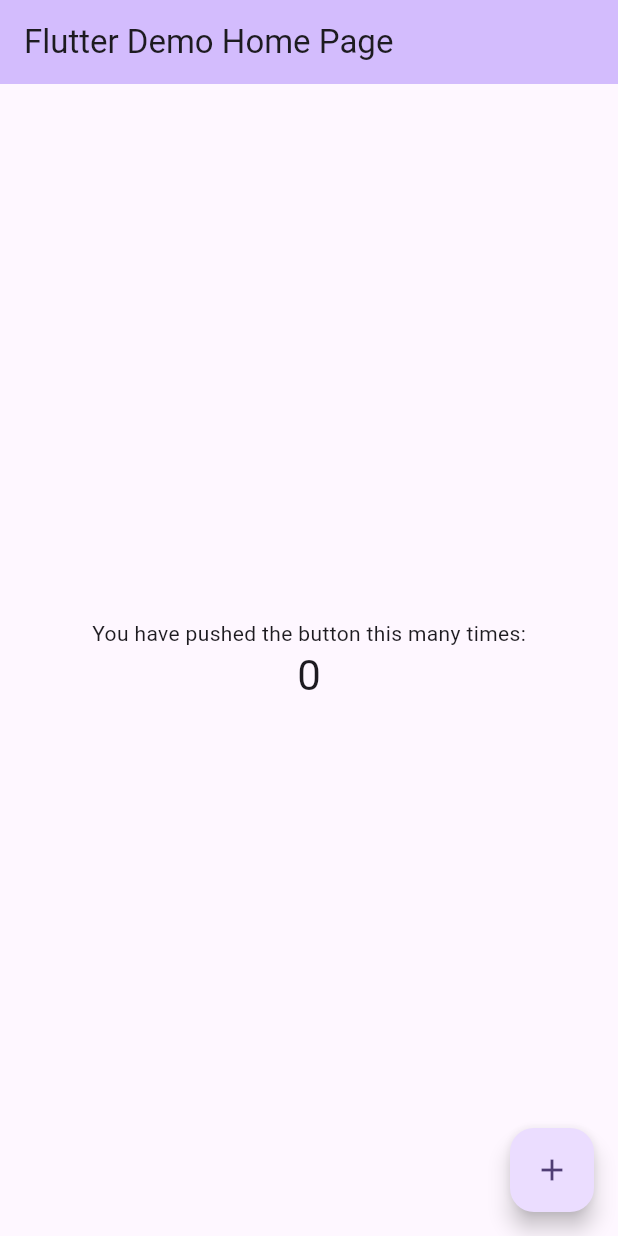
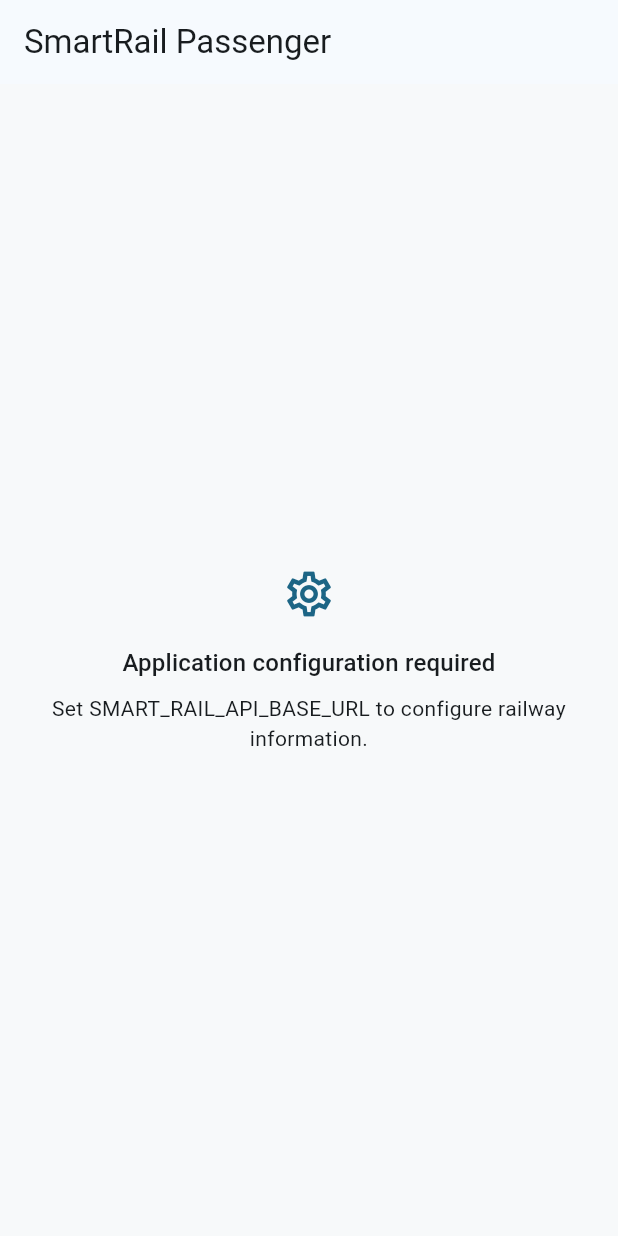
Before and after one commit to Dinura-sanmith-asc/SmartRail-Monorepo, a Flutter app: the screen it shows after launch, on a phone screen of 412 x 824 dp. Run offline on Flutter 3.47's test engine with Material 3 defaults, Android fonts, the phone set to English and light mode, and no system bars; our stand-ins replace flutter_riverpod, go_router.

Commit message:
Feature 001 implementation: foundation

```diff
--- /dev/null
+++ b/lib/app/app.dart
@@ -0,0 +1,62 @@
+import 'package:flutter/material.dart';
+import 'package:smartrail_passenger/app/app_config.dart';
+import 'package:smartrail_passenger/app/router.dart';
+import 'package:smartrail_passenger/app/theme/app_theme.dart';
+
+class SmartRailApp extends StatelessWidget {
+  const SmartRailApp({required this.config, super.key});
+
+  final AppConfig config;
+
+  @override
+  Widget build(BuildContext context) => MaterialApp.router(
+    title: 'SmartRail Passenger',
+    theme: AppTheme.light(),
+    routerConfig: appRouter,
+    builder: (context, child) {
+      if (!config.isConfigured) {
+        return _ConfigurationRequiredScreen(
+          message: config.configurationError!,
+        );
+      }
+      return child ?? const SizedBox.shrink();
+    },
+  );
+}
+
+class _ConfigurationRequiredScreen extends StatelessWidget {
+  const _ConfigurationRequiredScreen({required this.message});
+
+  final String message;
+
+  @override
+  Widget build(BuildContext context) => Scaffold(
+    appBar: AppBar(title: const Text('SmartRail Passenger')),
+    body: Center(
+      child: ConstrainedBox(
+        constraints: const BoxConstraints(maxWidth: 480),
+        child: Padding(
+          padding: const EdgeInsets.all(AppSpacing.lg),
+          child: Column(
+            mainAxisSize: MainAxisSize.min,
+            children: [
+              Icon(
+                Icons.settings_outlined,
+                size: 36,
+                color: Theme.of(context).colorScheme.primary,
+              ),
+              const SizedBox(height: AppSpacing.md),
+              Text(
+                'Application configuration required',
+                style: Theme.of(context).textTheme.titleMedium,
+                textAlign: TextAlign.center,
+              ),
+              const SizedBox(height: AppSpacing.sm),
+              Text(message, textAlign: TextAlign.center),
+            ],
+          ),
+        ),
+      ),
+    ),
+  );
+}
--- /dev/null
+++ b/lib/app/app_config.dart
@@ -0,0 +1,56 @@
+/// Environment-specific configuration for the public Railway Network API.
+///
+/// Tests and embedding code can use [fromValue] to supply configuration without
+/// depending on a process-level backend or compile-time define.
+class AppConfig {
+  const AppConfig._({
+    required this.apiBaseUri,
+    required this.configurationError,
+  });
+
+  static const String _environmentApiBaseUrl = String.fromEnvironment(
+    'SMART_RAIL_API_BASE_URL',
+  );
+
+  final Uri? apiBaseUri;
+  final String? configurationError;
+
+  bool get isConfigured => apiBaseUri != null;
+
+  factory AppConfig.fromEnvironment() =>
+      AppConfig.fromValue(_environmentApiBaseUrl);
+
+  /// Builds a validated configuration from an explicit value.
+  ///
+  /// An absent or invalid value stays unconfigured. It never falls back to a
+  /// production host or a localhost address.
+  factory AppConfig.fromValue(String? value) {
+    final candidate = value?.trim();
+    if (candidate == null || candidate.isEmpty) {
+      return const AppConfig._(
+        apiBaseUri: null,
+        configurationError:
+            'Set SMART_RAIL_API_BASE_URL to configure railway information.',
+      );
+    }
+
+    final uri = Uri.tryParse(candidate);
+    final isValid =
+        uri != null &&
+        uri.hasAuthority &&
+        uri.host.isNotEmpty &&
+        (uri.scheme == 'http' || uri.scheme == 'https') &&
+        uri.userInfo.isEmpty &&
+        !uri.hasQuery &&
+        !uri.hasFragment;
+
+    if (!isValid) {
+      return const AppConfig._(
+        apiBaseUri: null,
+        configurationError: 'SMART_RAIL_API_BASE_URL must be an absolute HTTP or HTTPS URL without credentials, query, or fragment.',
+      );
+    }
+
+    return AppConfig._(apiBaseUri: uri, configurationError: null);
+  }
+}
--- /dev/null
+++ b/lib/app/router.dart
@@ -0,0 +1,32 @@
+import 'package:go_router/go_router.dart';
+import 'package:smartrail_passenger/features/railway_search/presentation/railway_search_screen.dart';
+import 'package:smartrail_passenger/features/railway_search/presentation/search_results_screen.dart';
+import 'package:smartrail_passenger/features/railway_search/presentation/service_detail_screen.dart';
+
+abstract final class AppRoutes {
+  static const String search = '/railway/search';
+  static const String results = '/railway/results';
+  static const String serviceDetails = '/railway/services/:serviceId';
+}
+
+final GoRouter appRouter = GoRouter(
+  initialLocation: AppRoutes.search,
+  routes: [
+    GoRoute(
+      path: AppRoutes.search,
+      name: 'railway-search',
+      builder: (context, state) => const RailwaySearchScreen(),
+    ),
+    GoRoute(
+      path: AppRoutes.results,
+      name: 'railway-results',
+      builder: (context, state) => const SearchResultsScreen(),
+    ),
+    GoRoute(
+      path: AppRoutes.serviceDetails,
+      name: 'railway-service-details',
+      builder: (context, state) =>
+          ServiceDetailScreen(serviceId: state.pathParameters['serviceId']!),
+    ),
+  ],
+);
--- /dev/null
+++ b/lib/app/theme/app_theme.dart
@@ -0,0 +1,45 @@
+import 'package:flutter/material.dart';
+
+abstract final class AppSpacing {
+  static const double xs = 4;
+  static const double sm = 8;
+  static const double md = 16;
+  static const double lg = 24;
+  static const double xl = 32;
+}
+
+abstract final class AppTheme {
+  static ThemeData light() {
+    final colorScheme = ColorScheme.fromSeed(
+      seedColor: const Color(0xFF155A78),
+      brightness: Brightness.light,
+    );
+
+    return ThemeData(
+      useMaterial3: true,
+      colorScheme: colorScheme,
+      scaffoldBackgroundColor: const Color(0xFFF7F9FA),
+      appBarTheme: AppBarTheme(
+        backgroundColor: colorScheme.surface,
+        foregroundColor: colorScheme.onSurface,
+        centerTitle: false,
+      ),
+      cardTheme: CardThemeData(
+        color: colorScheme.surface,
+        elevation: 0,
+        shape: RoundedRectangleBorder(
+          borderRadius: BorderRadius.circular(12),
+          side: BorderSide(color: colorScheme.outlineVariant),
+        ),
+      ),
+      inputDecorationTheme: InputDecorationTheme(
+        border: OutlineInputBorder(borderRadius: BorderRadius.circular(12)),
+        contentPadding: const EdgeInsets.symmetric(
+          horizontal: AppSpacing.md,
+          vertical: AppSpacing.md,
+        ),
+      ),
+      visualDensity: VisualDensity.standard,
+    );
+  }
+}
--- a/lib/main.dart
+++ b/lib/main.dart
@@ -1,122 +1,10 @@
 import 'package:flutter/material.dart';
+import 'package:flutter_riverpod/flutter_riverpod.dart';
+import 'package:smartrail_passenger/app/app.dart';
+import 'package:smartrail_passenger/app/app_config.dart';
 
 void main() {
-  runApp(const MyApp());
+  runApp(
+    ProviderScope(child: SmartRailApp(config: AppConfig.fromEnvironment())),
+  );
 }
-
-class MyApp extends StatelessWidget {
-  const MyApp({super.key});
-
-  // This widget is the root of your application.
-  @override
-  Widget build(BuildContext context) {
-    return MaterialApp(
-      title: 'Flutter Demo',
-      theme: ThemeData(
-        // This is the theme of your application.
-        //
-        // TRY THIS: Try running your application with "flutter run". You'll see
-        // the application has a purple toolbar. Then, without quitting the app,
-        // try changing the seedColor in the colorScheme below to Colors.green
-        // and then invoke "hot reload" (save your changes or press the "hot
-        // reload" button in a Flutter-supported IDE, or press "r" if you used
-        // the command line to start the app).
-        //
-        // Notice that the counter didn't reset back to zero; the application
-        // state is not lost during the reload. To reset the state, use hot
-        // restart instead.
-        //
-        // This works for code too, not just values: Most code changes can be
-        // tested with just a hot reload.
-        colorScheme: .fromSeed(seedColor: Colors.deepPurple),
-      ),
-      home: const MyHomePage(title: 'Flutter Demo Home Page'),
-    );
-  }
-}
-
-class MyHomePage extends StatefulWidget {
-  const MyHomePage({super.key, required this.title});
-
-  // This widget is the home page of your application. It is stateful, meaning
-  // that it has a State object (defined below) that contains fields that affect
-  // how it looks.
-
-  // This class is the configuration for the state. It holds the values (in this
-  // case the title) provided by the parent (in this case the App widget) and
-  // used by the build method of the State. Fields in a Widget subclass are
-  // always marked "final".
-
-  final String title;
-
-  @override
-  State<MyHomePage> createState() => _MyHomePageState();
-}
-
-class _MyHomePageState extends State<MyHomePage> {
-  int _counter = 0;
-
-  void _incrementCounter() {
-    setState(() {
-      // This call to setState tells the Flutter framework that something has
-      // changed in this State, which causes it to rerun the build method below
-      // so that the display can reflect the updated values. If we changed
-      // _counter without calling setState(), then the build method would not be
-      // called again, and so nothing would appear to happen.
-      _counter++;
-    });
-  }
-
-  @override
-  Widget build(BuildContext context) {
-    // This method is rerun every time setState is called, for instance as done
-    // by the _incrementCounter method above.
-    //
-    // The Flutter framework has been optimized to make rerunning build methods
-    // fast, so that you can just rebuild anything that needs updating rather
-    // than having to individually change instances of widgets.
-    return Scaffold(
-      appBar: AppBar(
-        // TRY THIS: Try changing the color here to a specific color (to
-        // Colors.amber, perhaps?) and trigger a hot reload to see the AppBar
-        // change color while the other colors stay the same.
-        backgroundColor: Theme.of(context).colorScheme.inversePrimary,
-        // Here we take the value from the MyHomePage object that was created by
-        // the App.build method, and use it to set our appbar title.
-        title: Text(widget.title),
-      ),
-      body: Center(
-        // Center is a layout widget. It takes a single child and positions it
-        // in the middle of the parent.
-        child: Column(
-          // Column is also a layout widget. It takes a list of children and
-          // arranges them vertically. By default, it sizes itself to fit its
-          // children horizontally, and tries to be as tall as its parent.
-          //
-          // Column has various properties to control how it sizes itself and
-          // how it positions its children. Here we use mainAxisAlignment to
-          // center the children vertically; the main axis here is the vertical
-          // axis because Columns are vertical (the cross axis would be
-          // horizontal).
-          //
-          // TRY THIS: Invoke "debug painting" (choose the "Toggle Debug Paint"
-          // action in the IDE, or press "p" in the console), to see the
-          // wireframe for each widget.
-          mainAxisAlignment: .center,
-          children: [
-            const Text('You have pushed the button this many times:'),
-            Text(
-              '$_counter',
-              style: Theme.of(context).textTheme.headlineMedium,
-            ),
-          ],
-        ),
-      ),
-      floatingActionButton: FloatingActionButton(
-        onPressed: _incrementCounter,
-        tooltip: 'Increment',
-        child: const Icon(Icons.add),
-      ),
-    );
-  }
-}
--- a/pubspec.yaml
+++ b/pubspec.yaml
@@ -30,6 +30,11 @@ environment:
 dependencies:
   flutter:
     sdk: flutter
+
+  flutter_riverpod: ^3.4.3
+  go_router: ^18.1.0
+  http: ^1.6.0
+  intl: ^0.20.3
 
   # The following adds the Cupertino Icons font to your application.
   # Use with the CupertinoIcons class for iOS style icons.
```
Also changed, not shown: lib/core/widgets/async_feedback.dart (added, +166 -0 lines), lib/features/railway_search/presentation/railway_search_screen.dart (added, +18 -0 lines), lib/features/railway_search/presentation/search_results_screen.dart (added, +18 -0 lines), lib/features/railway_search/presentation/service_detail_screen.dart (added, +21 -0 lines), pubspec.lock, 4 other files.
